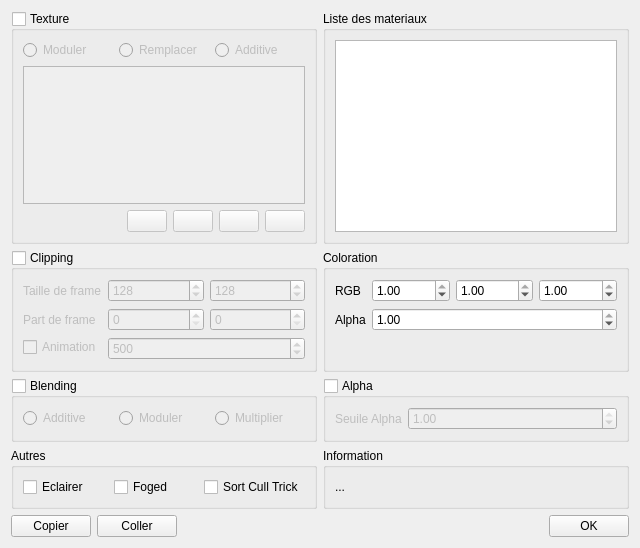
Old version of the form sources/matedit.ui in the repository b4n92uid/theball-editor.
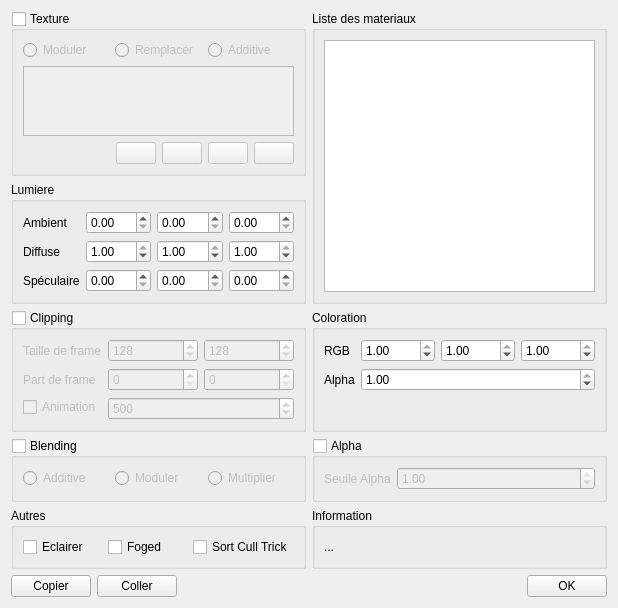
New version of the form. Icons and pictures are not drawn.

Commit message: 2 Changes... Add support of ambiant diffuse and specular values Fix somme issues with mesh material file

```diff
--- a/sources/matedit.ui
+++ b/sources/matedit.ui
@@ -6,8 +6,8 @@
    <rect>
     <x>0</x>
     <y>0</y>
-    <width>640</width>
-    <height>513</height>
+    <width>618</width>
+    <height>568</height>
    </rect>
   </property>
   <property name="windowTitle">
@@ -118,7 +118,7 @@
      </layout>
     </widget>
    </item>
-   <item row="0" column="1">
+   <item row="0" column="1" rowspan="2">
     <widget class="QGroupBox" name="groupBox_2">
      <property name="title">
       <string>Liste des materiaux</string>
@@ -137,7 +137,7 @@
      </layout>
     </widget>
    </item>
-   <item row="1" column="0">
+   <item row="2" column="0">
     <widget class="QGroupBox" name="cliping">
      <property name="title">
       <string>Clipping</string>
@@ -237,7 +237,7 @@
      </layout>
     </widget>
    </item>
-   <item row="1" column="1">
+   <item row="2" column="1">
     <widget class="QGroupBox" name="groupBox">
      <property name="title">
       <string>Coloration</string>
@@ -316,7 +316,7 @@
      </layout>
     </widget>
    </item>
-   <item row="2" column="0">
+   <item row="3" column="0">
     <widget class="QGroupBox" name="blending">
      <property name="title">
       <string>Blending</string>
@@ -356,7 +356,7 @@
      </layout>
     </widget>
    </item>
-   <item row="2" column="1">
+   <item row="3" column="1">
     <widget class="QGroupBox" name="alpha">
      <property name="title">
       <string>Alpha</string>
@@ -398,7 +398,7 @@
      </layout>
     </widget>
    </item>
-   <item row="3" column="0">
+   <item row="4" column="0">
     <widget class="QGroupBox" name="others">
      <property name="title">
       <string>Autres</string>
@@ -428,7 +428,7 @@
      </layout>
     </widget>
    </item>
-   <item row="3" column="1">
+   <item row="4" column="1">
     <widget class="QGroupBox" name="groupBox_3">
      <property name="title">
       <string>Information</string>
@@ -444,7 +444,7 @@
      </layout>
     </widget>
    </item>
-   <item row="7" column="0">
+   <item row="8" column="0">
     <layout class="QHBoxLayout" name="horizontalLayout_8">
      <item>
       <widget class="QPushButton" name="copy">
@@ -483,7 +483,7 @@
      </item>
     </layout>
    </item>
-   <item row="7" column="1">
+   <item row="8" column="1">
     <widget class="QPushButton" name="ok">
      <property name="sizePolicy">
       <sizepolicy hsizetype="Fixed" vsizetype="Fixed">
@@ -499,6 +499,168 @@
      </property>
     </widget>
    </item>
+   <item row="1" column="0">
+    <widget class="QGroupBox" name="groupBox_4">
+     <property name="title">
+      <string>Lumiere</string>
+     </property>
+     <layout class="QFormLayout" name="formLayout_4">
+      <property name="fieldGrowthPolicy">
+       <enum>QFormLayout::AllNonFixedFieldsGrow</enum>
+      </property>
+      <item row="0" column="0">
+       <widget class="QLabel" name="label_6">
+        <property name="text">
+         <string>Ambient</string>
+        </property>
+       </widget>
+      </item>
+      <item row="0" column="1">
+       <layout class="QHBoxLayout" name="horizontalLayout_9">
+        <item>
+         <widget class="QDoubleSpinBox" name="ambiant_r">
+          <property name="maximum">
+           <double>1.000000000000000</double>
+          </property>
+          <property name="singleStep">
+           <double>0.100000000000000</double>
+          </property>
+          <property name="value">
+           <double>0.000000000000000</double>
+          </property>
+         </widget>
+        </item>
+        <item>
+         <widget class="QDoubleSpinBox" name="ambiant_g">
+          <property name="maximum">
+           <double>1.000000000000000</double>
+          </property>
+          <property name="singleStep">
+           <double>0.100000000000000</double>
+          </property>
+          <property name="value">
+           <double>0.000000000000000</double>
+          </property>
+         </widget>
+        </item>
+        <item>
+         <widget class="QDoubleSpinBox" name="ambiant_b">
+          <property name="maximum">
+           <double>1.000000000000000</double>
+          </property>
+          <property name="singleStep">
+           <double>0.100000000000000</double>
+          </property>
+          <property name="value">
+           <double>0.000000000000000</double>
+          </property>
+         </widget>
+        </item>
+       </layout>
+      </item>
+      <item row="1" column="1">
+       <layout class="QHBoxLayout" name="horizontalLayout_12">
+        <item>
+         <widget class="QDoubleSpinBox" name="diffuse_r">
+          <property name="maximum">
+           <double>1.000000000000000</double>
+          </property>
+          <property name="singleStep">
+           <double>0.100000000000000</double>
+          </property>
+          <property name="value">
+           <double>1.000000000000000</double>
+          </property>
+         </widget>
+        </item>
+        <item>
+         <widget class="QDoubleSpinBox" name="diffuse_g">
+          <property name="maximum">
+           <double>1.000000000000000</double>
+          </property>
+          <property name="singleStep">
+           <double>0.100000000000000</double>
+          </property>
+          <property name="value">
+           <double>1.000000000000000</double>
+          </property>
+         </widget>
+        </item>
+        <item>
+         <widget class="QDoubleSpinBox" name="diffuse_b">
+          <property name="maximum">
+           <double>1.000000000000000</double>
+          </property>
+          <property name="singleStep">
+           <double>0.100000000000000</double>
+          </property>
+          <property name="value">
+           <double>1.000000000000000</double>
+          </property>
+         </widget>
+        </item>
+       </layout>
+      </item>
+      <item row="2" column="1">
+       <layout class="QHBoxLayout" name="horizontalLayout_13">
+        <item>
+         <widget class="QDoubleSpinBox" name="specular_r">
+          <property name="maximum">
+           <double>1.000000000000000</double>
+          </property>
+          <property name="singleStep">
+           <double>0.100000000000000</double>
+          </property>
+          <property name="value">
+           <double>0.000000000000000</double>
+          </property>
+         </widget>
+        </item>
+        <item>
+         <widget class="QDoubleSpinBox" name="specular_g">
+          <property name="maximum">
+           <double>1.000000000000000</double>
+          </property>
+          <property name="singleStep">
+           <double>0.100000000000000</double>
+          </property>
+          <property name="value">
+           <double>0.000000000000000</double>
+          </property>
+         </widget>
+        </item>
+        <item>
+         <widget class="QDoubleSpinBox" name="specular_b">
+          <property name="maximum">
+           <double>1.000000000000000</double>
+          </property>
+          <property name="singleStep">
+           <double>0.100000000000000</double>
+          </property>
+          <property name="value">
+           <double>0.000000000000000</double>
+          </property>
+         </widget>
+        </item>
+       </layout>
+      </item>
+      <item row="1" column="0">
+       <widget class="QLabel" name="label_7">
+        <property name="text">
+         <string>Diffuse</string>
+        </property>
+       </widget>
+      </item>
+      <item row="2" column="0">
+       <widget class="QLabel" name="label_8">
+        <property name="text">
+         <string>Spéculaire</string>
+        </property>
+       </widget>
+      </item>
+     </layout>
+    </widget>
+   </item>
   </layout>
  </widget>
  <resources>
```
The commit also changes 5 other files.
